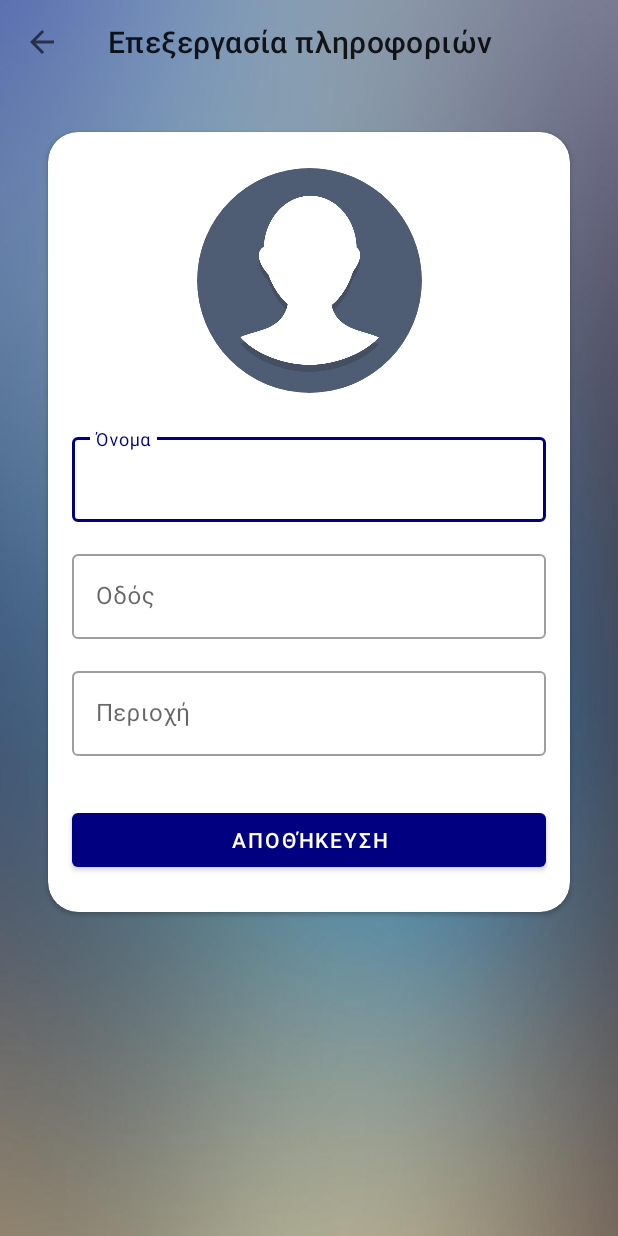
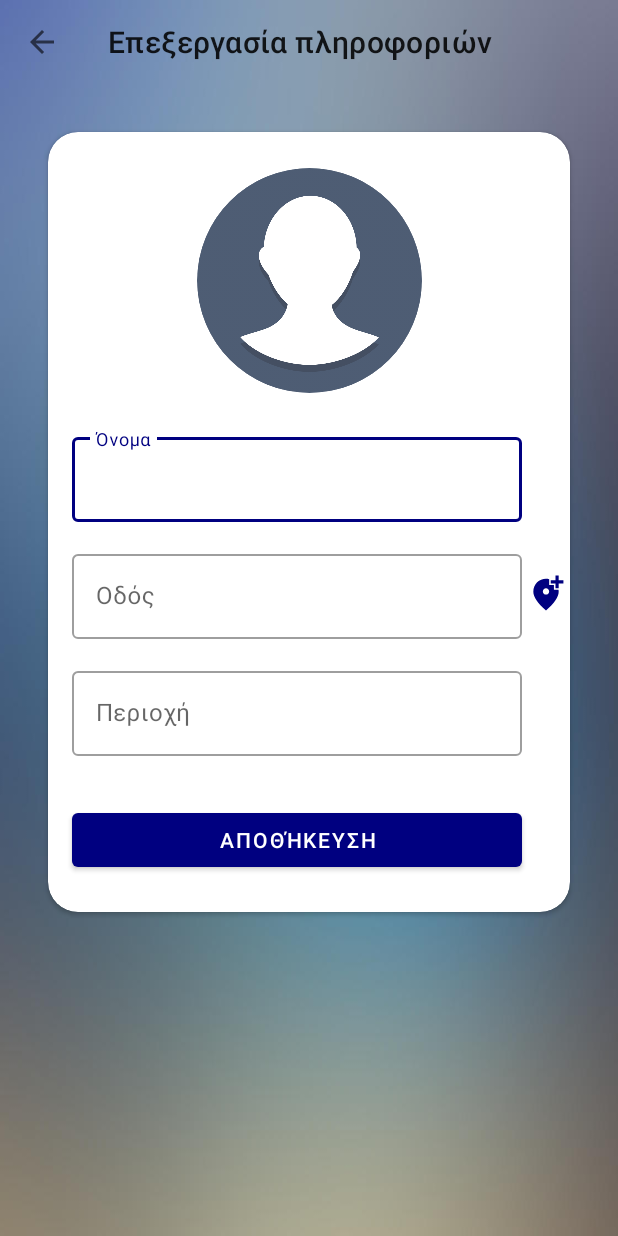
Before and after one commit to orestislef/I_want_a_delivery, an Android app: the ProfileActivity screen opened directly, with no data from a screen before it, on a phone screen of 412 x 824 dp. Run offline under Robolectric (Android 15) with nearby library versions, the phone set to English and light mode, and no system bars; our stand-ins replace CircleImageView, Firebase (no records; nobody signed in at launch, a user with empty details on screens opened directly), Picasso; pictures from the network do not load.

Commit message:
ProfileActivity button for getCurrentLoacation

```diff
--- a/app/build.gradle
+++ b/app/build.gradle
@@ -62,4 +62,6 @@ dependencies {
 
     implementation 'com.google.code.gson:gson:2.8.5'
 
+    //location
+    implementation 'com.google.android.gms:play-services-location:17.1.0'
 }
--- a/app/src/main/AndroidManifest.xml
+++ b/app/src/main/AndroidManifest.xml
@@ -2,7 +2,8 @@
 <manifest xmlns:android="http://schemas.android.com/apk/res/android"
     package="com.revinad.iwantadelivery">
 
-    <uses-permission android:name="android.permission.VIBRATE"></uses-permission>
+    <uses-permission android:name="android.permission.VIBRATE"/>
+    <uses-permission android:name="android.permission.ACCESS_FINE_LOCATION"/>
 
     <application
         android:allowBackup="true"
--- a/app/src/main/java/com/revinad/iwantadelivery/ProfileActivity.java
+++ b/app/src/main/java/com/revinad/iwantadelivery/ProfileActivity.java
@@ -3,18 +3,29 @@ package com.revinad.iwantadelivery;
 import androidx.annotation.NonNull;
 import androidx.appcompat.app.AppCompatActivity;
 import androidx.appcompat.widget.Toolbar;
+import androidx.core.app.ActivityCompat;
 
+import android.Manifest;
 import android.app.ProgressDialog;
 import android.content.Intent;
+import android.content.pm.PackageManager;
+import android.location.Address;
+import android.location.Geocoder;
+import android.location.Location;
 import android.net.Uri;
 import android.os.Bundle;
+import android.text.Html;
 import android.util.Log;
 import android.view.View;
 import android.widget.Button;
 import android.widget.Toast;
 
+import com.google.android.gms.location.FusedLocationProviderClient;
+import com.google.android.gms.location.LocationServices;
+import com.google.android.gms.tasks.OnCompleteListener;
 import com.google.android.gms.tasks.OnFailureListener;
 import com.google.android.gms.tasks.OnSuccessListener;
+import com.google.android.gms.tasks.Task;
 import com.google.android.material.textfield.TextInputLayout;
 import com.google.firebase.auth.FirebaseAuth;
 import com.google.firebase.auth.FirebaseUser;
@@ -27,7 +38,10 @@ import com.google.firebase.storage.FirebaseStorage;
 import com.google.firebase.storage.StorageReference;
 import com.squareup.picasso.Picasso;
 
+import java.io.IOException;
 import java.util.HashMap;
+import java.util.List;
+import java.util.Locale;
 import java.util.Objects;
 
 import de.hdodenhof.circleimageview.CircleImageView;
@@ -36,7 +50,7 @@ public class ProfileActivity extends AppCompatActivity {
 
     CircleImageView profileImageView;
     private TextInputLayout inputUsername, inputStreet, inputArea;
-    Button btnUpdate;
+    Button btnUpdate, getLocationBtn;
 
     DatabaseReference mRef;
     FirebaseAuth mAuth;
@@ -50,6 +64,7 @@ public class ProfileActivity extends AppCompatActivity {
 
     private static final int REQUEST_CODE = 101;
     public static final String TAG = "ProfileActivity";
+    FusedLocationProviderClient fusedLocationProviderClient;
 
     @Override
     protected void onCreate(Bundle savedInstanceState) {
@@ -67,6 +82,8 @@ public class ProfileActivity extends AppCompatActivity {
         inputStreet = findViewById(R.id.inputStreet);
         inputArea = findViewById(R.id.inputArea);
         btnUpdate = findViewById(R.id.btnUpdate);
+        getLocationBtn = findViewById(R.id.getLocationBtn);
+
 
         //init loadingBar
         mLoadingBar = new ProgressDialog(this);
@@ -77,12 +94,21 @@ public class ProfileActivity extends AppCompatActivity {
         mRef = FirebaseDatabase.getInstance().getReference().child(getString(R.string.ref_users));
         storageRef = FirebaseStorage.getInstance().getReference().child(getString(R.string.ref_profileImage));
 
+        //init fusedLocationProviderClient
+        fusedLocationProviderClient = LocationServices.getFusedLocationProviderClient(this);
+        getLocationBtn.setOnClickListener(new View.OnClickListener() {
+            @Override
+            public void onClick(View v) {
+                getCurrentLocation();
+            }
+        });
+
         //Fetch data for current user and putting it in the right fields
         mRef.child(mUser.getUid()).addListenerForSingleValueEvent(new ValueEventListener() {
             @Override
             public void onDataChange(@NonNull DataSnapshot snapshot) {
                 if (snapshot.exists()) {
-                    Log.d(TAG, "onDataChange: "+snapshot.getValue());
+                    Log.d(TAG, "onDataChange: " + snapshot.getValue());
                     //fetching data for user
                     String profileImageUrl = snapshot.child(getString(R.string.ref_users_profileImage)).getValue().toString();
                     String username = snapshot.child(getString(R.string.ref_users_username)).getValue().toString();
@@ -100,8 +126,8 @@ public class ProfileActivity extends AppCompatActivity {
 
             @Override
             public void onCancelled(@NonNull DatabaseError error) {
-                Log.d(TAG, "onCancelled: fetch data of current user "+error.toString());
-                Toast.makeText(ProfileActivity.this, "error: "+error.toString(), Toast.LENGTH_SHORT).show();
+                Log.d(TAG, "onCancelled: fetch data of current user " + error.toString());
+                Toast.makeText(ProfileActivity.this, "error: " + error.toString(), Toast.LENGTH_SHORT).show();
             }
         });
 
@@ -113,6 +139,38 @@ public class ProfileActivity extends AppCompatActivity {
             }
         });
     }
+
+    private void getCurrentLocation() {
+        //check permission for location
+        if (ActivityCompat.checkSelfPermission(ProfileActivity.this, Manifest.permission.ACCESS_FINE_LOCATION) ==
+                PackageManager.PERMISSION_GRANTED) {
+            //When permission granted
+            fusedLocationProviderClient.getLastLocation().addOnCompleteListener(new OnCompleteListener<Location>() {
+                @Override
+                public void onComplete(@NonNull Task<Location> task) {
+                    //init location
+                    Location location = task.getResult();
+                    if (location != null) {
+                        Geocoder geocoder = new Geocoder(ProfileActivity.this, Locale.getDefault());
+                        //init address list
+                        try {
+                            List<Address> addresses = geocoder.getFromLocation(location.getLatitude(), location.getLongitude(), 1);
+                            //set locality to inputStreet
+                            Objects.requireNonNull(inputStreet.getEditText()).setText(addresses.get(0).getAddressLine(0));
+
+                        } catch (IOException e) {
+                            e.printStackTrace();
+                        }
+                    }
+                }
+            });
+
+        } else {
+            ActivityCompat.requestPermissions(ProfileActivity.this, new String[]{Manifest.permission.ACCESS_FINE_LOCATION}, 44);
+        }
+
+    }
+
     private void updateData() {
         //taking data from EditTexts into local variables
         String username = Objects.requireNonNull(inputUsername.getEditText()).getText().toString();
@@ -141,7 +199,7 @@ public class ProfileActivity extends AppCompatActivity {
                 @Override
                 public void onSuccess(Object o) {
                     //data successfully updated
-                    Log.d(TAG, "onSuccess: Data updated for User: "+mAuth.getUid());
+                    Log.d(TAG, "onSuccess: Data updated for User: " + mAuth.getUid());
                     Intent intent = new Intent(ProfileActivity.this, MainActivity.class);
                     startActivity(intent);
                     mLoadingBar.dismiss();
@@ -151,9 +209,9 @@ public class ProfileActivity extends AppCompatActivity {
                 @Override
                 public void onFailure(@NonNull Exception e) {
                     //data did NOT updated
-                    Log.d(TAG, "onFailure: Data did NOT updated for User: "+mAuth.getUid());
+                    Log.d(TAG, "onFailure: Data did NOT updated for User: " + mAuth.getUid());
                     mLoadingBar.dismiss();
-                    Toast.makeText(ProfileActivity.this, "error: "+e.toString(), Toast.LENGTH_LONG).show();
+                    Toast.makeText(ProfileActivity.this, "error: " + e.toString(), Toast.LENGTH_LONG).show();
                 }
             });
         }
--- /dev/null
+++ b/app/src/main/res/drawable/ic_baseline_add_location_alt_24.xml
@@ -0,0 +1,10 @@
+<vector xmlns:android="http://schemas.android.com/apk/res/android"
+    android:width="24dp"
+    android:height="24dp"
+    android:viewportWidth="24"
+    android:viewportHeight="24"
+    android:tint="?attr/colorControlNormal">
+  <path
+      android:fillColor="@android:color/white"
+      android:pathData="M20,1v3h3v2h-3v3h-2L18,6h-3L15,4h3L18,1h2zM12,13c1.1,0 2,-0.9 2,-2s-0.9,-2 -2,-2 -2,0.9 -2,2 0.9,2 2,2zM14,3.25L14,7h3v3h2.92c0.05,0.39 0.08,0.79 0.08,1.2 0,3.32 -2.67,7.25 -8,11.8 -5.33,-4.55 -8,-8.48 -8,-11.8C4,6.22 7.8,3 12,3c0.68,0 1.35,0.08 2,0.25z"/>
+</vector>
--- a/app/src/main/res/layout/activity_profile.xml
+++ b/app/src/main/res/layout/activity_profile.xml
@@ -26,10 +26,10 @@
             android:layout_width="match_parent"
             android:layout_height="match_parent"
             android:layout_margin="32dp"
-            android:layout_marginStart="40dp"
+            android:layout_marginStart="32dp"
             android:layout_marginTop="40dp"
             android:layout_marginEnd="40dp"
-            android:layout_marginBottom="16dp"
+            android:layout_marginBottom="32dp"
             app:cardCornerRadius="20dp"
             app:layout_constraintBottom_toBottomOf="parent"
             app:layout_constraintEnd_toEndOf="parent"
@@ -57,7 +57,7 @@
                     android:layout_height="wrap_content"
                     android:layout_marginStart="16dp"
                     android:layout_marginTop="24dp"
-                    android:layout_marginEnd="16dp"
+                    android:layout_marginEnd="32dp"
                     android:hint="@string/input_name"
                     app:layout_constraintEnd_toEndOf="parent"
                     app:layout_constraintStart_toStartOf="parent"
@@ -66,8 +66,8 @@
                     <com.google.android.material.textfield.TextInputEditText
                         android:layout_width="match_parent"
                         android:layout_height="wrap_content"
-                        android:inputType="textPersonName"
-                        android:imeOptions="flagNoExtractUi" />
+                        android:imeOptions="flagNoExtractUi"
+                        android:inputType="textPersonName" />
                 </com.google.android.material.textfield.TextInputLayout>
 
                 <com.google.android.material.textfield.TextInputLayout
@@ -75,19 +75,18 @@
                     style="@style/Widget.MaterialComponents.TextInputLayout.OutlinedBox"
                     android:layout_width="0dp"
                     android:layout_height="wrap_content"
-                    android:layout_marginStart="16dp"
                     android:layout_marginTop="16dp"
-                    android:layout_marginEnd="16dp"
                     android:hint="@string/input_street"
-                    app:layout_constraintEnd_toEndOf="parent"
-                    app:layout_constraintStart_toStartOf="parent"
+                    app:layout_constraintEnd_toEndOf="@+id/inputUsername"
+                    app:layout_constraintStart_toStartOf="@+id/inputUsername"
                     app:layout_constraintTop_toBottomOf="@+id/inputUsername">
 
                     <com.google.android.material.textfield.TextInputEditText
                         android:layout_width="match_parent"
                         android:layout_height="wrap_content"
-                        android:inputType="text"
-                        android:imeOptions="flagNoExtractUi"/>
+                        android:imeOptions="flagNoExtractUi"
+                        android:inputType="text" />
+
                 </com.google.android.material.textfield.TextInputLayout>
 
                 <com.google.android.material.textfield.TextInputLayout
@@ -95,19 +94,17 @@
                     style="@style/Widget.MaterialComponents.TextInputLayout.OutlinedBox"
                     android:layout_width="0dp"
                     android:layout_height="wrap_content"
-                    android:layout_marginStart="16dp"
                     android:layout_marginTop="16dp"
-                    android:layout_marginEnd="16dp"
                     android:hint="@string/input_area"
-                    app:layout_constraintEnd_toEndOf="parent"
-                    app:layout_constraintStart_toStartOf="parent"
+                    app:layout_constraintEnd_toEndOf="@+id/inputUsername"
+                    app:layout_constraintStart_toStartOf="@+id/inputStreet"
                     app:layout_constraintTop_toBottomOf="@+id/inputStreet">
 
                     <com.google.android.material.textfield.TextInputEditText
                         android:layout_width="match_parent"
                         android:layout_height="wrap_content"
-                        android:inputType="text"
-                        android:imeOptions="flagNoExtractUi" />
+                        android:imeOptions="flagNoExtractUi"
+                        android:inputType="text" />
                 </com.google.android.material.textfield.TextInputLayout>
 
                 <Button
@@ -122,6 +119,18 @@
                     app:layout_constraintStart_toStartOf="@+id/inputArea"
                     app:layout_constraintTop_toBottomOf="@+id/inputArea" />
 
+                <Button
+                    android:id="@+id/getLocationBtn"
+                    android:layout_width="25dp"
+                    android:layout_height="25dp"
+                    android:layout_marginStart="4dp"
+                    android:layout_marginEnd="4dp"
+                    android:background="@drawable/ic_baseline_add_location_alt_24"
+                    app:layout_constraintBottom_toBottomOf="@+id/inputStreet"
+                    app:layout_constraintEnd_toEndOf="parent"
+                    app:layout_constraintStart_toEndOf="@+id/inputStreet"
+                    app:layout_constraintTop_toTopOf="@+id/inputStreet" />
+
             </androidx.constraintlayout.widget.ConstraintLayout>
 
         </androidx.cardview.widget.CardView>
```
